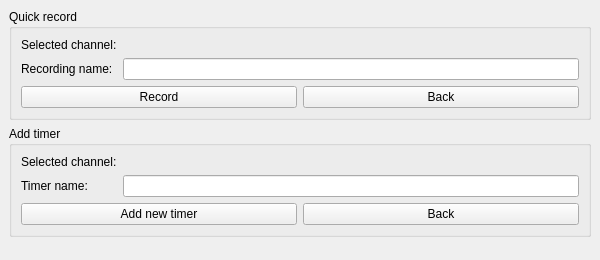
First picture: the form in src/ui/recorder/Recorder.ui, repository ntadej/tano, before the edit.
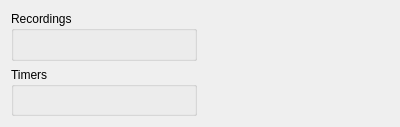
Second picture: the form after the edit. The open tabs and pages were chosen to show the change. Icons and pictures are not drawn. Custom widgets are drawn as their Qt base class.

```diff
--- a/src/ui/recorder/Recorder.ui
+++ b/src/ui/recorder/Recorder.ui
@@ -1,13 +1,13 @@
 <?xml version="1.0" encoding="UTF-8"?>
 <ui version="4.0">
  <class>Recorder</class>
- <widget class="QStackedWidget" name="Recorder">
+ <widget class="QWidget" name="Recorder">
   <property name="geometry">
    <rect>
     <x>0</x>
     <y>0</y>
-    <width>600</width>
-    <height>260</height>
+    <width>400</width>
+    <height>127</height>
    </rect>
   </property>
   <property name="windowTitle">
@@ -15,31 +15,37 @@
   </property>
   <property name="windowIcon">
    <iconset resource="../../../data/icons.qrc">
-    <normaloff>:/icons/24x24/recorder.png</normaloff>:/icons/24x24/recorder.png</iconset>
+    <normaloff>:/icons/48x48/recorder.png</normaloff>:/icons/48x48/recorder.png</iconset>
   </property>
-  <property name="currentIndex">
-   <number>0</number>
-  </property>
-  <widget class="QWidget" name="pageMain">
-   <layout class="QVBoxLayout" name="verticalLayout_2">
-    <item>
+  <layout class="QGridLayout" name="gridLayout">
+   <item row="0" column="1" rowspan="2">
+    <widget class="RecorderInfoWidget" name="recorderInfo" native="true">
+     <property name="maximumSize">
+      <size>
+       <width>250</width>
+       <height>16777215</height>
+      </size>
+     </property>
+    </widget>
+   </item>
+   <item row="0" column="0">
      <widget class="QGroupBox" name="groupRecorgings">
       <property name="title">
        <string>Recordings</string>
       </property>
-      <layout class="QVBoxLayout" name="verticalLayout_3">
+     <layout class="QVBoxLayout" name="verticalLayout">
        <item>
         <widget class="TimersDisplayWidget" name="listRecordings" native="true"/>
        </item>
       </layout>
      </widget>
     </item>
-    <item>
+   <item row="1" column="0">
      <widget class="QGroupBox" name="groupTimers">
       <property name="title">
        <string>Timers</string>
       </property>
-      <layout class="QVBoxLayout" name="verticalLayout_4">
+     <layout class="QVBoxLayout" name="verticalLayout_2">
        <item>
         <widget class="TimersDisplayWidget" name="listTimers" native="true"/>
        </item>
@@ -48,143 +54,11 @@
     </item>
    </layout>
   </widget>
-  <widget class="QWidget" name="pageQuick">
-   <layout class="QVBoxLayout" name="verticalLayout">
-    <item>
-     <widget class="QGroupBox" name="quickBox">
-      <property name="title">
-       <string>Quick record</string>
-      </property>
-      <layout class="QGridLayout" name="gridLayout_2">
-       <item row="0" column="0">
-        <widget class="QLabel" name="labelSelectedQuick">
-         <property name="text">
-          <string>Selected channel:</string>
-         </property>
-        </widget>
-       </item>
-       <item row="0" column="1">
-        <widget class="QLabel" name="valueSelectedQuick">
-         <property name="text">
-          <string/>
-         </property>
-        </widget>
-       </item>
-       <item row="1" column="0">
-        <widget class="QLabel" name="labelNameQuick">
-         <property name="text">
-          <string>Recording name:</string>
-         </property>
-        </widget>
-       </item>
-       <item row="1" column="1">
-        <widget class="QLineEdit" name="editNameQuick"/>
-       </item>
-       <item row="2" column="0" colspan="2">
-        <layout class="QHBoxLayout" name="horizontalLayout">
-         <item>
-          <widget class="QPushButton" name="buttonQuickRecord">
-           <property name="text">
-            <string>Record</string>
-           </property>
-           <property name="icon">
-            <iconset resource="../../../data/icons.qrc">
-             <normaloff>:/icons/16x16/media-record.png</normaloff>:/icons/16x16/media-record.png</iconset>
-           </property>
-           <property name="checked">
-            <bool>false</bool>
-           </property>
-          </widget>
-         </item>
-         <item>
-          <widget class="QPushButton" name="buttonQuickCancel">
-           <property name="text">
-            <string>Back</string>
-           </property>
-           <property name="icon">
-            <iconset resource="../../../data/icons.qrc">
-             <normaloff>:/icons/16x16/refresh.png</normaloff>:/icons/16x16/refresh.png</iconset>
-           </property>
-          </widget>
-         </item>
-        </layout>
-       </item>
-      </layout>
-     </widget>
-    </item>
-    <item>
-     <widget class="QGroupBox" name="timerBox">
-      <property name="title">
-       <string>Add timer</string>
-      </property>
-      <layout class="QGridLayout" name="gridLayout">
-       <item row="1" column="0">
-        <widget class="QLabel" name="labelSelectedNew">
-         <property name="text">
-          <string>Selected channel:</string>
-         </property>
-        </widget>
-       </item>
-       <item row="1" column="1">
-        <widget class="QLabel" name="valueSelectedNew">
-         <property name="text">
-          <string/>
-         </property>
-        </widget>
-       </item>
-       <item row="2" column="0">
-        <widget class="QLabel" name="labelNameNew">
-         <property name="text">
-          <string>Timer name:</string>
-         </property>
-        </widget>
-       </item>
-       <item row="2" column="1">
-        <widget class="QLineEdit" name="editNameNew"/>
-       </item>
-       <item row="3" column="0" colspan="2">
-        <layout class="QHBoxLayout" name="horizontalLayout_2">
-         <item>
-          <widget class="QPushButton" name="buttonNewTimer">
-           <property name="text">
-            <string>Add new timer</string>
-           </property>
-           <property name="icon">
-            <iconset resource="../../../data/icons.qrc">
-             <normaloff>:/icons/16x16/timer.png</normaloff>:/icons/16x16/timer.png</iconset>
-           </property>
-           <property name="checked">
-            <bool>false</bool>
-           </property>
-          </widget>
-         </item>
-         <item>
-          <widget class="QPushButton" name="buttonNewCancel">
-           <property name="text">
-            <string>Back</string>
-           </property>
-           <property name="icon">
-            <iconset resource="../../../data/icons.qrc">
-             <normaloff>:/icons/16x16/refresh.png</normaloff>:/icons/16x16/refresh.png</iconset>
-           </property>
-          </widget>
-         </item>
-        </layout>
-       </item>
-      </layout>
-     </widget>
-    </item>
-    <item>
-     <widget class="PlaylistDisplayWidget" name="playlistWidget" native="true"/>
-    </item>
-   </layout>
-  </widget>
- </widget>
  <customwidgets>
   <customwidget>
-   <class>PlaylistDisplayWidget</class>
+   <class>RecorderInfoWidget</class>
    <extends>QWidget</extends>
-   <header>ui/playlist/PlaylistDisplayWidget.h</header>
+   <header>ui/recorder/RecorderInfoWidget.h</header>
    <container>1</container>
   </customwidget>
   <customwidget>
```
Lines whose indentation alone changed are shown as unchanged.
